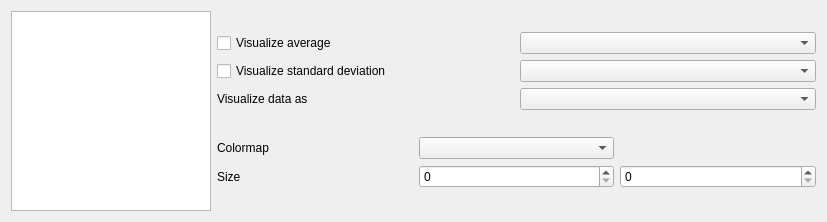
Old version of the form braphy/gui/ui_files/visualization_widget.ui in the repository softmatterlab/Braph-2.0-Python.
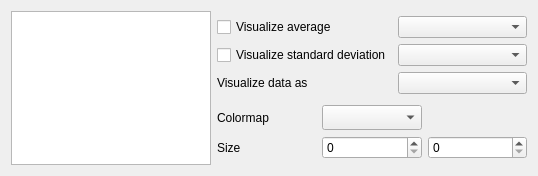
New version of the form. Custom widgets are drawn as their Qt base class.

Commit message: Visualize colormap in combobox

What changed in the file:
```diff
--- a/braphy/gui/ui_files/visualization_widget.ui
+++ b/braphy/gui/ui_files/visualization_widget.ui
@@ -6,8 +6,8 @@
    <rect>
     <x>0</x>
     <y>0</y>
-    <width>827</width>
-    <height>222</height>
+    <width>538</width>
+    <height>176</height>
    </rect>
   </property>
   <property name="windowTitle">
@@ -97,7 +97,14 @@
           </widget>
          </item>
          <item row="0" column="1">
-          <widget class="QComboBox" name="comboBoxColormap"/>
+          <widget class="ColorBarComboBox" name="comboBoxColormap">
+           <property name="minimumSize">
+            <size>
+             <width>0</width>
+             <height>25</height>
+            </size>
+           </property>
+          </widget>
          </item>
          <item row="1" column="1">
           <widget class="QSpinBox" name="spinBoxMin"/>
@@ -113,6 +120,13 @@
    </item>
   </layout>
  </widget>
+ <customwidgets>
+  <customwidget>
+   <class>ColorBarComboBox</class>
+   <extends>QComboBox</extends>
+   <header>braphy.gui.color_bar_combo_box</header>
+  </customwidget>
+ </customwidgets>
  <resources/>
  <connections/>
 </ui>
```
The commit also changes 3 other files.
